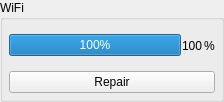
The window that ui/Wifi.ui (argenortega/AUI) describes before a commit, drawn with Qt 5.
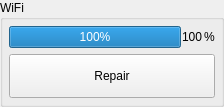
The same window after the commit.

```diff
--- a/ui/Wifi.ui
+++ b/ui/Wifi.ui
@@ -7,7 +7,7 @@
     <x>0</x>
     <y>0</y>
     <width>224</width>
-    <height>102</height>
+    <height>103</height>
    </rect>
   </property>
   <property name="windowTitle">
@@ -62,6 +62,12 @@
       </item>
       <item>
        <widget class="QPushButton" name="repair">
+        <property name="minimumSize">
+         <size>
+          <width>0</width>
+          <height>44</height>
+         </size>
+        </property>
         <property name="text">
          <string>Repair</string>
         </property>
```
